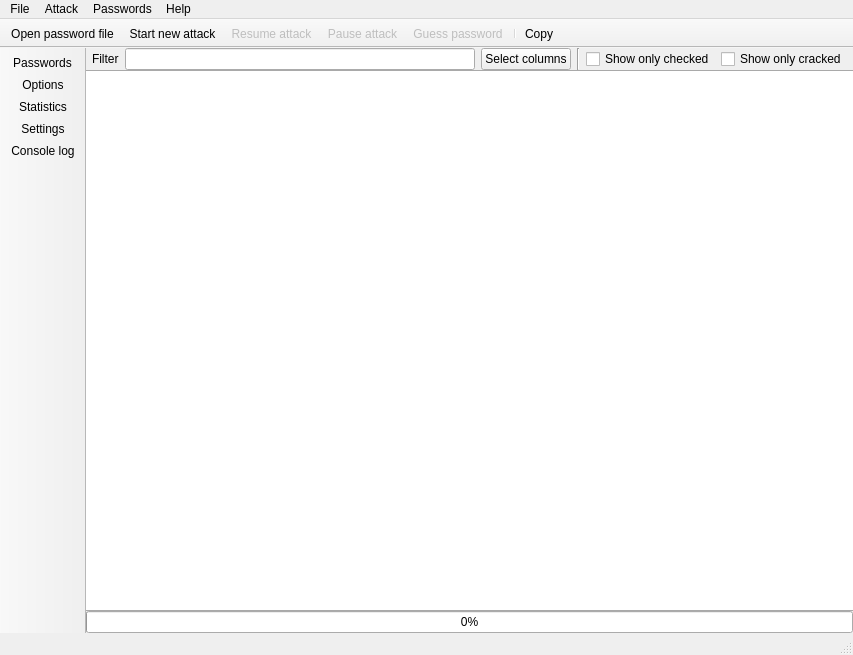
Above: forms/mainwindow.ui from openwall/johnny before the change. Below: the same form after it.
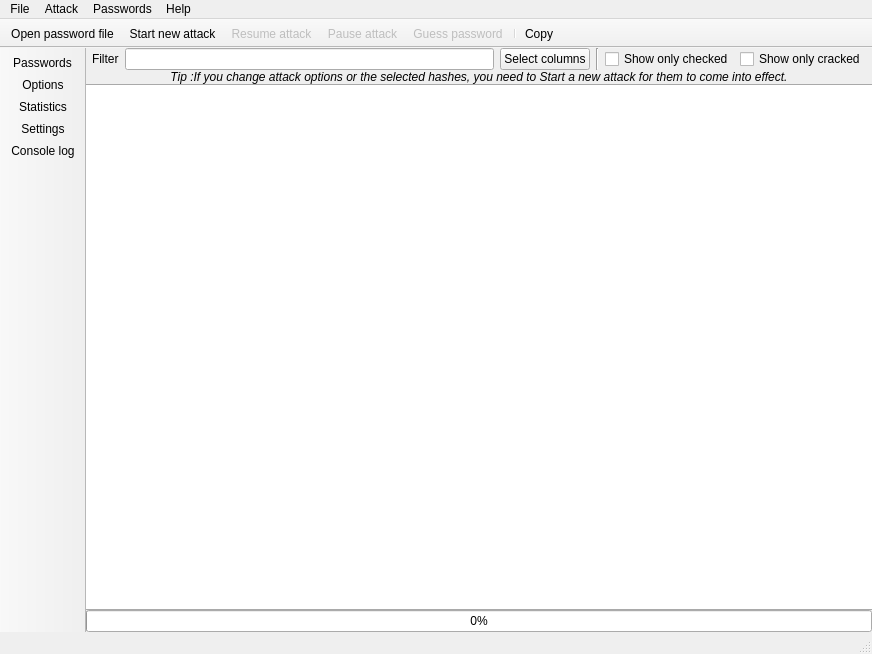
That is the form after the change. Icons and pictures are not drawn. Custom widgets are drawn as their Qt base class.

Commit message: Add new tooltip in the password tabl

```diff
--- a/forms/mainwindow.ui
+++ b/forms/mainwindow.ui
@@ -6,8 +6,8 @@
    <rect>
     <x>0</x>
     <y>0</y>
-    <width>853</width>
-    <height>655</height>
+    <width>872</width>
+    <height>654</height>
    </rect>
   </property>
   <property name="windowTitle">
@@ -158,6 +158,21 @@
              </layout>
             </widget>
            </item>
+           <item>
+            <widget class="QLabel" name="label_21">
+             <property name="font">
+              <font>
+               <italic>true</italic>
+              </font>
+             </property>
+             <property name="text">
+              <string>Tip :If you change attack options or the selected hashes, you need to Start a new attack for them to come into effect.</string>
+             </property>
+             <property name="alignment">
+              <set>Qt::AlignCenter</set>
+             </property>
+            </widget>
+           </item>
            <item>
             <widget class="QTableView" name="passwordsTable">
              <property name="contextMenuPolicy">
@@ -1672,7 +1687,7 @@
     <rect>
      <x>0</x>
      <y>0</y>
-     <width>853</width>
+     <width>872</width>
      <height>25</height>
     </rect>
    </property>
```
Left out of the diff: 2 changed lines with no effect on the pictures.
